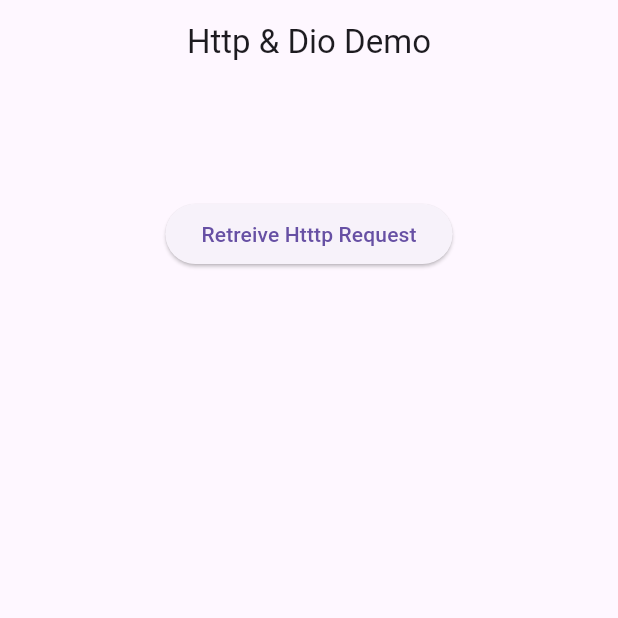
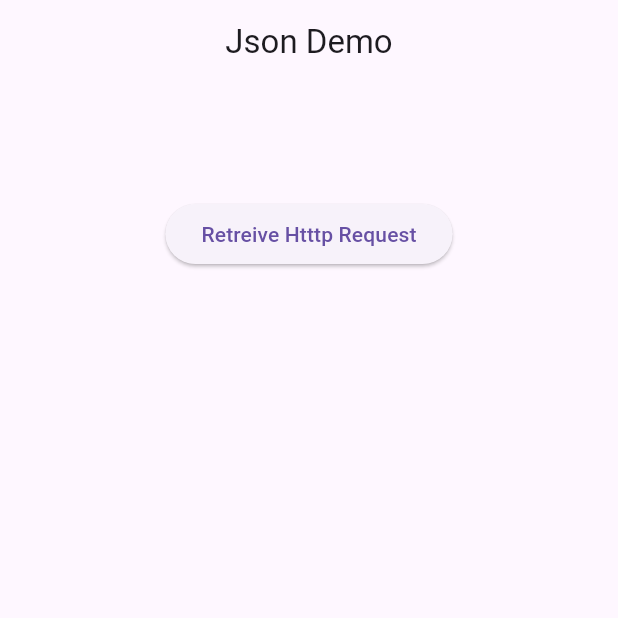
Before and after one commit to Mindsetter/flutter_api, a Flutter app: the screen it shows after launch, on a phone screen of 412 x 824 dp, the top half of it. Run offline on Flutter 3.47's test engine with Material 3 defaults, Android fonts, the phone set to English and light mode, and no system bars; our stand-ins replace dio.

Commit message:
Json Decoder

```diff
--- /dev/null
+++ b/lib/json-demo.dart
@@ -0,0 +1,73 @@
+import 'dart:convert';
+
+import 'package:flutter/material.dart';
+import 'package:flutter_api/user_model.dart';
+import 'package:http/http.dart' as http;
+import 'package:dio/dio.dart';
+
+class JsonDemo extends StatefulWidget {
+  const JsonDemo({super.key});
+
+  @override
+  State<JsonDemo> createState() => _JsonDemoState();
+}
+
+class _JsonDemoState extends State<JsonDemo> {
+  String _respond = '';
+  @override
+  Widget build(BuildContext context) {
+    return Scaffold(
+      appBar: AppBar(
+        title: const Text('Json Demo'),
+        centerTitle: true,
+      ),
+      body: Column(
+        children: [
+          Container(
+            alignment: Alignment.center,
+            height: 200,
+            child: ElevatedButton(
+              onPressed: () {
+                httpRequest();
+              },
+              child: const Text('Retreive Htttp Request'),
+            ),
+          ),
+          Expanded(
+            child: SingleChildScrollView(
+              child: Container(
+                child: Text(_respond),
+              ),
+            ),
+          ),
+        ],
+      ),
+    );
+  }
+
+  //Buid Request Method
+  void httpRequest() async {
+    try {
+      // var respond = await http.get(
+      //   Uri.parse('https://jsonplaceholder.typicode.com/posts'),
+      // );
+      // var data = jsonDecode(respond.body) as Map<String, dynamic>;
+
+      Dio dio = Dio();
+      var respond = await dio.get(
+        'https://jsonplaceholder.typicode.com/posts/1',
+      );
+      User data = User.fromJson(respond.data);
+      _respond = data.title!;
+      print(data.body);
+      print(respond.statusCode);
+    } catch (e) {
+      // return errors
+      _respond = 'Error here: $e';
+    } finally {
+      setState(() {
+        // rebuid the widget
+      });
+    }
+  }
+}
--- a/lib/main.dart
+++ b/lib/main.dart
@@ -1,5 +1,6 @@
 import 'package:flutter/material.dart';
 import 'package:flutter_api/http_dio_demo.dart';
+import 'package:flutter_api/json-demo.dart';
 
 void main() {
   runApp(const MyApp());
@@ -12,7 +13,7 @@ class MyApp extends StatelessWidget {
   @override
   Widget build(BuildContext context) {
     return const MaterialApp(
-      home: HttpDioDemo(),
+      home: JsonDemo(),
     );
   }
 }
--- /dev/null
+++ b/lib/user_model.dart
@@ -0,0 +1,29 @@
+class User {
+  String? title;
+  String? body;
+  int? id;
+  int? userId;
+
+  User({
+    this.body,
+    this.title,
+    this.id,
+    this.userId,
+  });
+
+  //json decoder factory constructor
+  factory User.fromJson(Map<String, dynamic> json) => User(
+        title: json['title'],
+        body: json['body'],
+        userId: json['userId'],
+        id: json['id'],
+      );
+
+// convert to json
+  Map<String, dynamic> toJson() => {
+        "title": title,
+        "body": body,
+        "userId": userId,
+        "id": id,
+      };
+}
```
